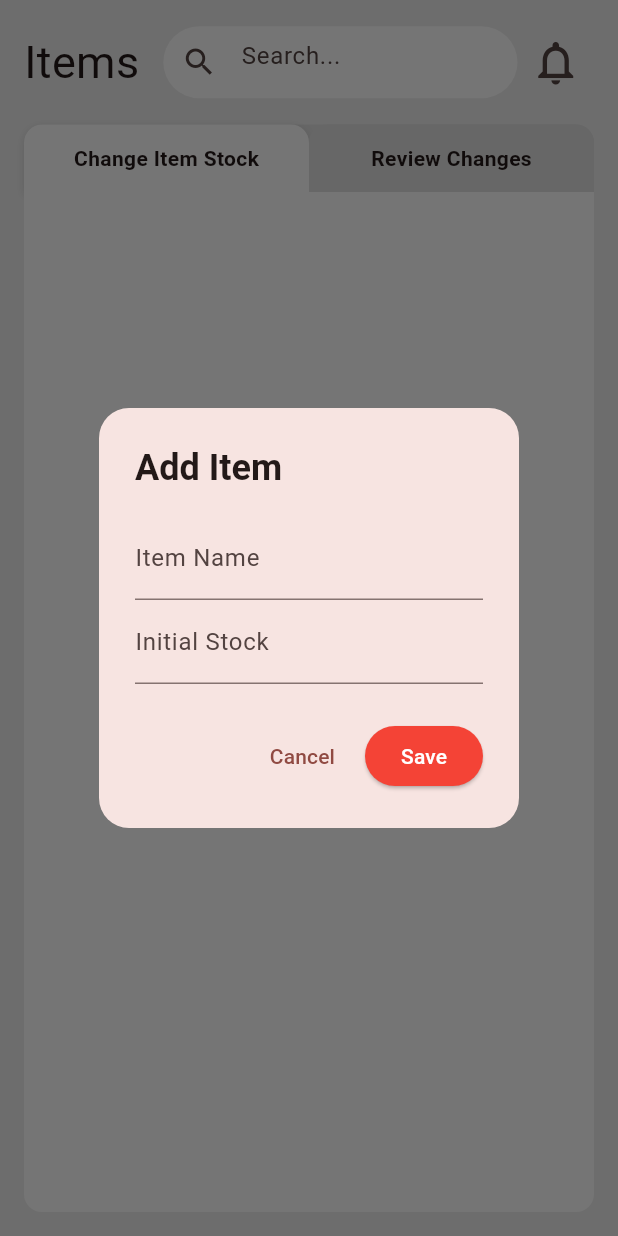
After one commit to elmntr/SE_101, a Flutter app: the EmployeeItemsPage screen opened directly, after a tap on the "add circle" icon, on a phone screen of 412 x 824 dp. The commit adds this screen. Run offline on Flutter 3.47's test engine with Material 3 defaults, Android fonts, the phone set to English and light mode, and no system bars; our stand-ins replace drift; accounts and stored records are empty; generated files the repository leaves out were written again; Roboto replaces fonts that are missing (Gantari).

Commit message:
Mga pagbabago

```diff
--- /dev/null
+++ b/lib/employee(items).dart
@@ -0,0 +1,400 @@
+import 'package:flutter/material.dart';
+import 'package:chickenjoo_inventory/designconstants.dart';
+import '../data/local/app_database.dart'; // ✅ your Drift DB
+import "../data/database_provider.dart";
+import 'package:drift/drift.dart' show Value;
+
+class EmployeeItemsPage extends StatefulWidget {
+  const EmployeeItemsPage({super.key});
+
+  @override
+  State<EmployeeItemsPage> createState() => _EmployeeItemsPageState();
+}
+
+class _EmployeeItemsPageState extends State<EmployeeItemsPage> {
+  late AppDatabase db;
+
+  List<Item> dbItems = [];
+  List<Map<String, dynamic>> categories = [];
+
+  int categoryCount = 0;
+  int selectedTab = 0; // 0 = Items, 1 = Categories
+
+  @override
+  void initState() {
+    super.initState();
+    db = DatabaseProvider.instance;
+    _loadItems();
+  }
+
+  Future<void> _loadItems() async {
+    final items = await db.getAllItems();
+    setState(() {
+      dbItems = items;
+    });
+  }
+
+  // ✅ ADD ITEM POPUP (connected to DB)
+  void _createItem() {
+    final TextEditingController name = TextEditingController();
+    final TextEditingController stock = TextEditingController();
+
+    showDialog(
+      context: context,
+      builder: (context) => AlertDialog(
+        shape: RoundedRectangleBorder(borderRadius: BorderRadius.circular(20)),
+        title: const Text("Add Item",
+            style: TextStyle(fontFamily: fontAll, fontWeight: FontWeight.bold)),
+        content: Column(
+          mainAxisSize: MainAxisSize.min,
+          children: [
+            TextField(
+                decoration: const InputDecoration(labelText: "Item Name"),
+                controller: name),
+            TextField(
+                decoration: const InputDecoration(labelText: "Initial Stock"),
+                keyboardType: TextInputType.number,
+                controller: stock),
+          ],
+        ),
+        actions: [
+          TextButton(
+              onPressed: () => Navigator.pop(context),
+              child: const Text("Cancel")),
+          ElevatedButton(
+            style: ElevatedButton.styleFrom(backgroundColor: Colors.red),
+            onPressed: () async {
+              if (name.text.isEmpty || stock.text.isEmpty) return;
+
+              await db.insertItem(ItemsCompanion.insert(
+                name: name.text,
+                stock: Value(int.tryParse(stock.text) ?? 0),
+              ));
+
+              Navigator.pop(context);
+              _loadItems(); // ✅ refresh UI
+            },
+            child: const Text("Save", style: TextStyle(color: Colors.white)),
+          ),
+        ],
+      ),
+    );
+  }
+
+  // Add Category Popup (untouched)
+  void _createCategory() {
+    final TextEditingController category = TextEditingController();
+
+    showDialog(
+      context: context,
+      builder: (context) => AlertDialog(
+        shape: RoundedRectangleBorder(borderRadius: BorderRadius.circular(20)),
+        title: const Text("Add Category",
+            style: TextStyle(fontFamily: fontAll, fontWeight: FontWeight.bold)),
+        content: Column(
+          mainAxisSize: MainAxisSize.min,
+          children: [
+            TextField(
+                decoration: const InputDecoration(labelText: "Category"),
+                controller: category),
+          ],
+        ),
+        actions: [
+          TextButton(
+              onPressed: () => Navigator.pop(context),
+              child: const Text("Cancel")),
+          ElevatedButton(
+            style: ElevatedButton.styleFrom(backgroundColor: Colors.red),
+            onPressed: () {
+              if (category.text.isEmpty) return;
+              _saveCategory({
+                "category": category.text,
+                "itemNumber": categoryCount,
+              });
+              Navigator.pop(context);
+            },
+            child: const Text("Save", style: TextStyle(color: Colors.white)),
+          ),
+        ],
+      ),
+    );
+  }
+
+  void _saveCategory(Map<String, dynamic> newItem) {
+    setState(() {
+      categories.add(newItem);
+    });
+  }
+
+  // Empty Tab Widget
+  Widget _emptyTables(String message, int tab) {
+    selectedTab = tab;
+
+    return Center(
+      child: Column(
+        mainAxisAlignment: MainAxisAlignment.center,
+        children: [
+          Text(message, style: const TextStyle(color: Colors.black54)),
+          const SizedBox(height: 15),
+          IconButton(
+            icon: const Icon(Icons.add_circle, color: Colors.red, size: 55),
+            onPressed: () {
+              if (tab == 1) {
+                _createCategory();
+              } else {
+                _createItem(); // ✅ now connected to DB
+              }
+            },
+          ),
+        ],
+      ),
+    );
+  }
+
+  // ✅ Item Table Widget with "Add Item" button
+  Widget _buildItemTable() {
+    return SingleChildScrollView(
+            child: DataTable(
+              columns: const [
+                DataColumn(
+                    label: Text("Item Name",
+                        style:
+                            TextStyle(fontFamily: fontAll, color: Colors.red))),
+                DataColumn(
+                    label: Text("Stock",
+                        style:
+                            TextStyle(fontFamily: fontAll, color: Colors.red))),
+                DataColumn(
+                    label: Text("Sale",
+                        style:
+                            TextStyle(fontFamily: fontAll, color: Colors.red))),
+                DataColumn(
+                    label: Text("Spoilage",
+                        style:
+                            TextStyle(fontFamily: fontAll, color: Colors.red))),
+                DataColumn(label: Text("")),
+              ],
+              rows: List.generate(dbItems.length, (i) {
+                final item = dbItems[i];
+                return DataRow(cells: [
+                  DataCell(Text(item.name)),
+                  DataCell(Text(item.stock.toString())),
+                  DataCell(Text(item.sold.toString())),
+                  DataCell(Text(item.spoilage.toString())),
+                  DataCell(
+                    IconButton(
+                      icon: const Icon(Icons.delete, color: Colors.red),
+                      onPressed: () async {
+                        await db.deleteItemById(item.id);
+                        _loadItems();
+                      },
+                    ),
+                  ),
+                ]);
+              }),
+            ),
+          );
+  }
+
+  // ✅ Category Table Widget with "Add Category" button
+  Widget _buildCategoryTable() {
+    return SingleChildScrollView(
+      child: DataTable(
+        columns: const [
+          DataColumn(
+              label: Text("Category Name",
+                  style:
+                      TextStyle(fontFamily: fontAll, color: Colors.red))),
+          DataColumn(
+              label: Text("Items in Category",
+                  style:
+                      TextStyle(fontFamily: fontAll, color: Colors.red))),
+          DataColumn(label: Text('')),
+        ],
+        rows: List.generate(categories.length, (i) {
+          final category = categories[i];
+          return DataRow(cells: [
+            DataCell(Text(category["category"])),
+            DataCell(Text(category["itemNumber"].toString())),
+            DataCell(
+              IconButton(
+                icon: const Icon(Icons.delete, color: Colors.red),
+                onPressed: () => _deleteCategory(i),
+              ),
+            ),
+          ]);
+        }),
+      ),
+    );
+  }
+
+  void _deleteCategory(int index) {
+    showDialog(
+      context: context,
+      builder: (context) => AlertDialog(
+        shape: RoundedRectangleBorder(borderRadius: BorderRadius.circular(15)),
+        title: const Text("Delete Category",
+            style: TextStyle(fontWeight: FontWeight.bold)),
+        content: const Text("Are you sure you want to delete this category?"),
+        actions: [
+          TextButton(
+            onPressed: () => Navigator.pop(context),
+            child: const Text("Cancel"),
+          ),
+          ElevatedButton(
+            style: ElevatedButton.styleFrom(backgroundColor: Colors.red),
+            onPressed: () {
+              setState(() {
+                categories.removeAt(index);
+              });
+              Navigator.pop(context);
+            },
+            child: const Text("Delete", style: TextStyle(color: Colors.white)),
+          ),
+        ],
+      ),
+    );
+  }
+
+  // Tab Builder
+  Widget _buildTab(String label, int index) {
+    bool active = selectedTab == index;
+    return Expanded(
+      child: MouseRegion(
+        cursor: SystemMouseCursors.click,
+        child: GestureDetector(
+          onTap: () => setState(() => selectedTab = index),
+          child: Container(
+            height: 45,
+            alignment: Alignment.center,
+            decoration: BoxDecoration(
+              color: active ? Colors.white : Colors.grey[300],
+              borderRadius: const BorderRadius.only(
+                topLeft: Radius.circular(12),
+                topRight: Radius.circular(12),
+              ),
+              boxShadow: active
+                  ? [
+                      BoxShadow(
+                        color: Colors.black.withOpacity(0.12),
+                        blurRadius: 4,
+                        offset: const Offset(0, 2),
+                      )
+                    ]
+                  : [],
+            ),
+            child: Text(label,
+                style: const TextStyle(fontWeight: FontWeight.w600)),
+          ),
+        ),
+      ),
+    );
+  }
+
+  // MAIN BUILD
+  @override
+  Widget build(BuildContext context) {
+    return Scaffold(
+      backgroundColor: const Color.fromRGBO(238, 238, 238, 1),
+      body: Padding(
+        padding: const EdgeInsets.all(16),
+        child: Column(
+          children: [
+            // Header
+            Row(
+              children: [
+                const Text("Items",
+                    style: TextStyle(fontSize: 30, fontFamily: fontAll)),
+                const SizedBox(width: 16),
+
+                // Search Bar
+                Expanded(
+                  child: Container(
+                    decoration: BoxDecoration(
+                      color: Colors.white,
+                      borderRadius: BorderRadius.circular(30),
+                    ),
+                    child: const TextField(
+                      decoration: InputDecoration(
+                        hintText: "Search...",
+                        prefixIcon: Icon(Icons.search),
+                        border: InputBorder.none,
+                      ),
+                    ),
+                  ),
+                ),
+
+                IconButton(
+                  icon: const Icon(Icons.notifications_outlined, size: 35),
+                  onPressed: () {},
+                ),
+              ],
+            ),
+
+            const SizedBox(height: 16),
+
+            // Tabs + Content
+            Expanded(
+              child: Column(
+                children: [
+                  // Raised Tabs
+                  Container(
+                    decoration: BoxDecoration(
+                      color: Colors.grey[300],
+                      borderRadius: BorderRadius.circular(12),
+                    ),
+                    child: Row(
+                      children: [
+                        _buildTab("Change Item Stock", 0),
+                        _buildTab("Review Changes", 1),
+                      ],
+                    ),
+                  ),
+
+                  // White content box
+                  Expanded(
+                    child: Container(
+                      width: double.infinity,
+                      padding: const EdgeInsets.all(20),
+                      decoration: const BoxDecoration(
+                        color: Colors.white,
+                        borderRadius: BorderRadius.only(
+                          bottomLeft: Radius.circular(12),
+                          bottomRight: Radius.circular(12),
+                        ),
+                      ),
+                      child: selectedTab == 0
+                          ? (dbItems.isEmpty
+                              ? _emptyTables(
+                                  "You can manage your items here.",
+                                  selectedTab)
+                              : _buildItemTable())
+                          : (categories.isEmpty
+                              ? _emptyTables(
+                                  "You can add categories here to organize your items.",
+                                  selectedTab)
+                              : _buildCategoryTable()),
+                    ),
+                  ),
+                ],
+              ),
+            ),
+          ],
+        ),
+      ),
+
+      floatingActionButton:  (selectedTab == 0 && dbItems.isNotEmpty) || (selectedTab == 1 && categories.isNotEmpty)
+      ? Container(
+          margin: const EdgeInsets.only(bottom: 20), // ✅ overlap without pushing content
+          child: FloatingActionButton(
+            backgroundColor: Colors.red[700],
+            onPressed: selectedTab == 0 ? _createItem : _createCategory,
+            child: const Icon(Icons.add, color: Colors.white),
+          ),
+        )
+      : null,
+      floatingActionButtonLocation: FloatingActionButtonLocation.centerFloat,
+
+    );
+  }
+}
--- a/lib/franchisee(inventory).dart
+++ b/lib/franchisee(inventory).dart
@@ -5,7 +5,7 @@ import '../data/database_provider.dart';
 import 'package:drift/drift.dart' show Value;
 
 class InventoryPage extends StatefulWidget {
-  const InventoryPage({Key? key}) : super(key: key);
+  const InventoryPage({super.key});
 
   @override
   State<InventoryPage> createState() => _InventoryPageState();
```
Also changed, not shown: lib/employee(account).dart (added, +173 -0 lines), lib/franchisee(employee).dart (+50 -27 lines), lib/home.dart (+6 -6 lines), lib/items_screen.dart (+5 -3 lines).
